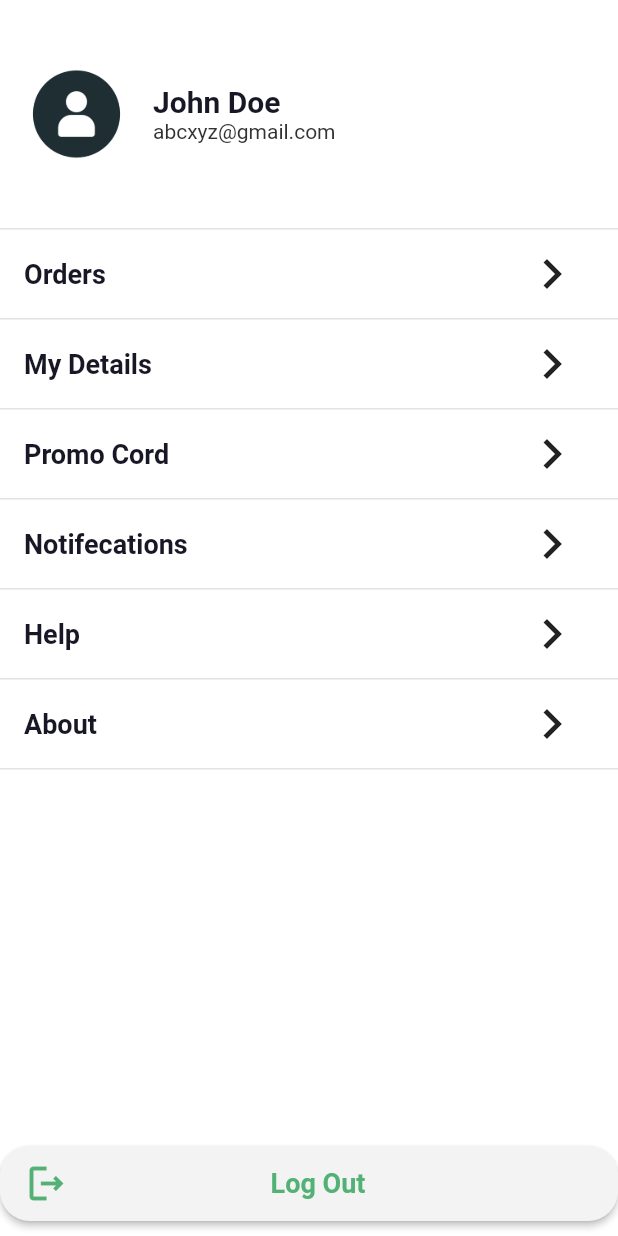
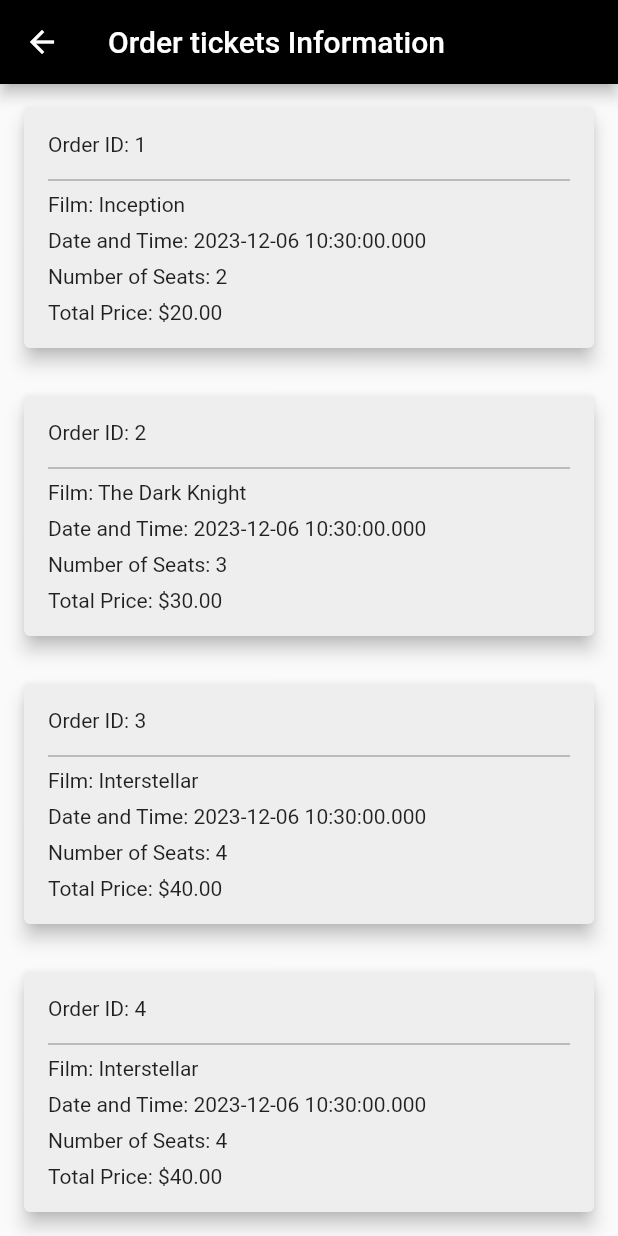
Before and after one commit to BrianNguyen1507/Movie-Booking-tickets, a Flutter app: the ProfilePage screen opened by its route, after a tap on the "keyboard arrow right" icon, on a phone screen of 412 x 824 dp. Run offline on Flutter 3.47's test engine with Material 2 defaults, Android fonts, the phone set to English and light mode, and no system bars; our stand-ins replace gap, scroll_snap_list.

Commit message:
add :order-infomation

```diff
--- /dev/null
+++ b/lib/Views/order_tickets/order_tickets_screen.dart
@@ -0,0 +1,88 @@
+import 'package:flutter/material.dart';
+
+class TicketInfoScreen extends StatefulWidget {
+  @override
+  _TicketInfoScreenState createState() => _TicketInfoScreenState();
+}
+
+class _TicketInfoScreenState extends State<TicketInfoScreen> {
+  // Dummy data for ticket information
+  final List<TicketInfo> ticketInfos = [
+    TicketInfo(1, 'Inception', DateTime.now(), 2, 20.0),
+    TicketInfo(2, 'The Dark Knight', DateTime.now(), 3, 30.0),
+    TicketInfo(3, 'Interstellar', DateTime.now(), 4, 40.0),
+    TicketInfo(4, 'Interstellar', DateTime.now(), 4, 40.0),
+    TicketInfo(5, 'Interstellar', DateTime.now(), 4, 40.0),
+    TicketInfo(6, 'Interstellar', DateTime.now(), 4, 40.0),
+    TicketInfo(7, 'Interstellar', DateTime.now(), 4, 40.0),
+  ];
+
+  @override
+  Widget build(BuildContext context) {
+    return Scaffold(
+      appBar: AppBar(
+        backgroundColor: Colors.black,
+        title: const Text('Order tickets Information'),
+      ),
+      body: ListView.builder(
+        itemCount: ticketInfos.length,
+        itemBuilder: (context, index) {
+          return TicketCard(ticketInfo: ticketInfos[index]);
+        },
+      ),
+    );
+  }
+}
+
+class TicketCard extends StatelessWidget {
+  final TicketInfo ticketInfo;
+
+  TicketCard({required this.ticketInfo});
+
+  @override
+  Widget build(BuildContext context) {
+    return Card(
+      color: Colors.grey[200],
+      shadowColor: Colors.black,
+      elevation: 5,
+      margin: const EdgeInsets.all(16.0),
+      child: Padding(
+        padding: const EdgeInsets.all(16.0),
+        child: Column(
+          crossAxisAlignment: CrossAxisAlignment.start,
+          children: [
+            Text('Order ID: ${ticketInfo.id}'),
+            const SizedBox(height: 8.0),
+            const Divider(
+              color: Color.fromARGB(255, 172, 169, 169),
+              thickness: 1,
+            ),
+            Text('Film: ${ticketInfo.filmName}'),
+            const SizedBox(height: 8.0),
+            Text('Date and Time: ${ticketInfo.dateTime}'),
+            const SizedBox(height: 8.0),
+            Text('Number of Seats: ${ticketInfo.numberOfSeats}'),
+            const SizedBox(height: 8.0),
+            Text('Total Price: \$${ticketInfo.totalPrice.toStringAsFixed(2)}'),
+          ],
+        ),
+      ),
+    );
+  }
+}
+
+class TicketInfo {
+  final int id;
+  final String filmName;
+  final DateTime dateTime;
+  final int numberOfSeats;
+  final double totalPrice;
+
+  TicketInfo(
+    this.id,
+    this.filmName,
+    this.dateTime,
+    this.numberOfSeats,
+    this.totalPrice,
+  );
+}
--- a/lib/Views/profiles_screen/profile_screen.dart
+++ b/lib/Views/profiles_screen/profile_screen.dart
@@ -1,4 +1,5 @@
 import 'package:flutter/material.dart';
+import 'package:movie_booking/Views/order_tickets/order_tickets_screen.dart';
 import 'package:movie_booking/Views/profiles_screen/Confirmdialog.dart';
 
 class ProfilePage extends StatefulWidget {
@@ -76,13 +77,22 @@
             SizedBox(
               height: 60,
               width: double.infinity,
-              child: Column(children: [
+              child: GestureDetector(
+                onTap: () {
+                  Navigator.push(
+                    context,
+                    MaterialPageRoute(builder: (context) => TicketInfoScreen()),
+                  );
+                },
+                child: Column(
+                  children: [
                     Expanded(
                       child: Container(
                         margin: const EdgeInsets.symmetric(horizontal: 16),
                         width: double.infinity,
                         height: double.infinity,
-                    child: Row(children: [
+                        child: Row(
+                          children: [
                             const Text(
                               'Orders',
                               style: TextStyle(
@@ -95,17 +105,24 @@
                               child: SizedBox(
                                 width: double.infinity,
                                 height: double.infinity,
-                          child: SizedBox(),
                               ),
                             ),
                             SizedBox(
                               child: IconButton(
-                          onPressed: () {},
+                                onPressed: () {
+                                  Navigator.push(
+                                    context,
+                                    MaterialPageRoute(
+                                      builder: (context) => TicketInfoScreen(),
+                                    ),
+                                  );
+                                },
                                 icon: const Icon(Icons.keyboard_arrow_right),
                                 iconSize: 40,
                               ),
                             ),
-                    ]),
+                          ],
+                        ),
                       ),
                     ),
                     Container(
@@ -114,7 +131,9 @@
                       width: double.infinity,
                       child: const SizedBox(),
                     ),
-              ]),
+                  ],
+                ),
+              ),
             ),
             SizedBox(
               height: 60,
```
Lines whose indentation alone changed are shown as unchanged.
